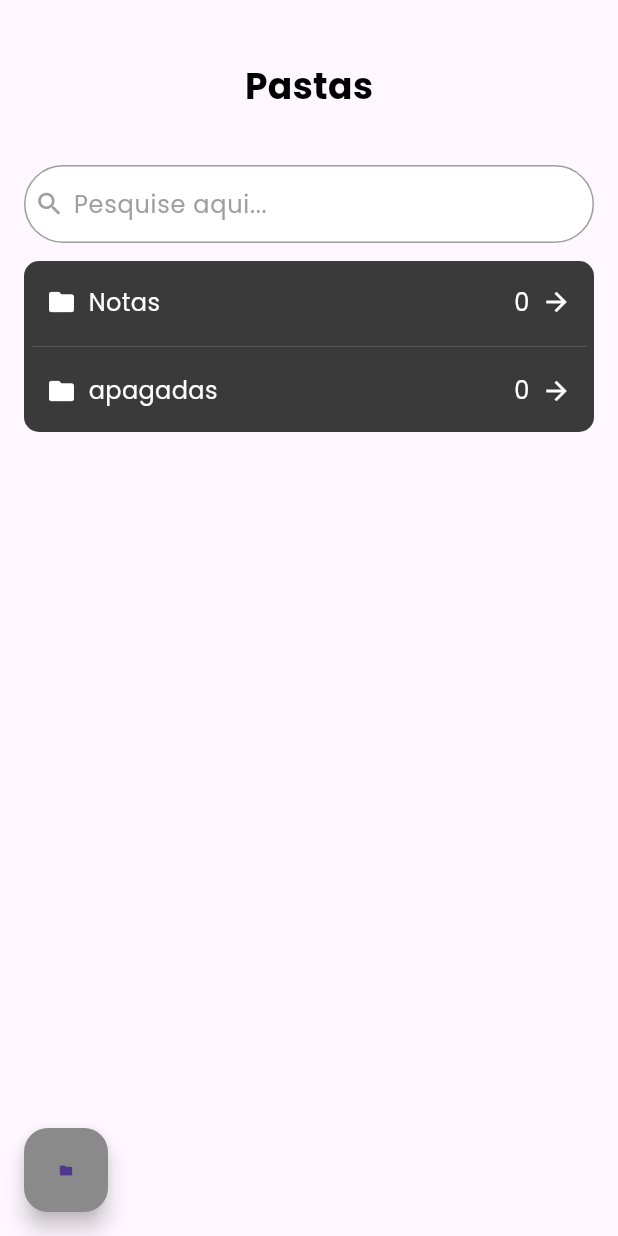
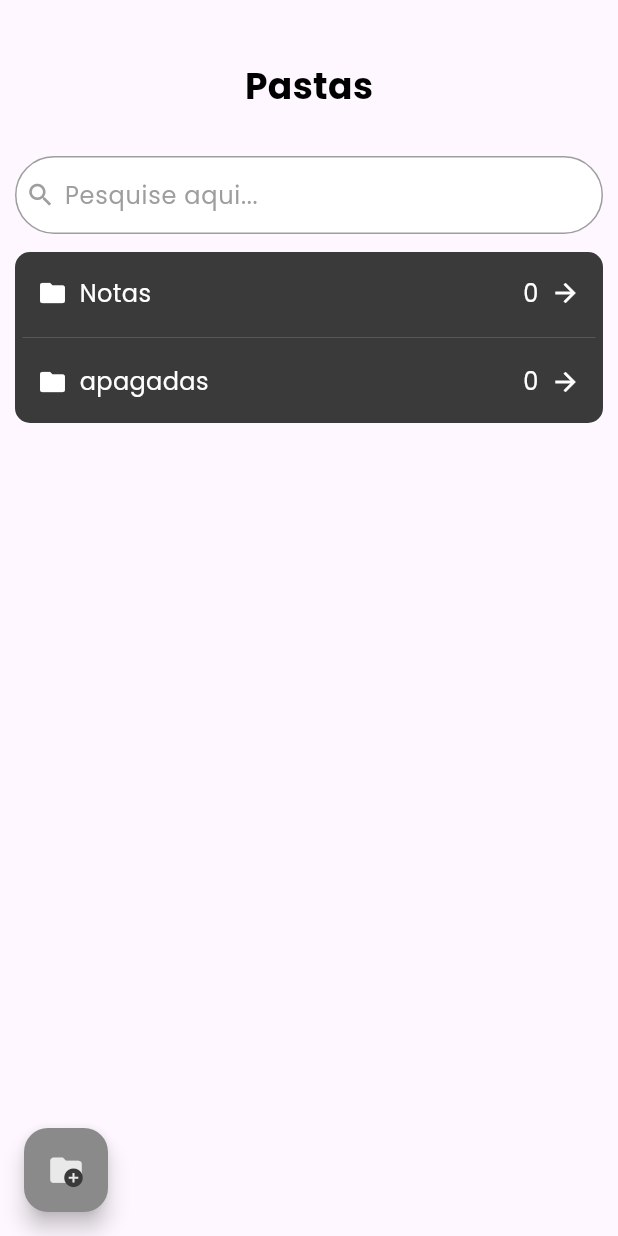
Before and after one commit to DOAgustavo/DOAnotes, a Flutter app: the screen it shows after launch, on a phone screen of 412 x 824 dp. Run offline on Flutter 3.47's test engine with Material 3 defaults, Android fonts, the phone set to English and light mode, and no system bars; our stand-ins replace google_fonts.

Commit message:
melhorando icon

```diff
--- a/lib/screens/home_screen.dart
+++ b/lib/screens/home_screen.dart
@@ -21,8 +21,9 @@ class PastasScreen extends StatelessWidget {
           Column(
             children: [
               Container(
-
-                padding: const EdgeInsets.only(top: 40.0, bottom: 20.0), // Adicione padding para o conteúdo
+                padding: const EdgeInsets.only(
+                    top: 40.0,
+                    bottom: 20.0), // Adicione padding para o conteúdo
                 child: Center(
                   child: Text(
                     'Pastas',
@@ -35,7 +36,7 @@ class PastasScreen extends StatelessWidget {
                 ),
               ),
               Padding(
-                padding: const EdgeInsets.all(16.0),
+                padding: const EdgeInsets.all(10.0),
                 child: Column(
                   crossAxisAlignment: CrossAxisAlignment.start,
                   children: [
@@ -43,14 +44,22 @@ class PastasScreen extends StatelessWidget {
                       controller: _searchController,
                       hintText: 'Pesquise aqui...',
                     ),
-                    SizedBox(height: 12), // Diminuir o espaço entre o botão de pesquisa e o restante do conteúdo
+                    SizedBox(
+                        height:
+                            12), // Diminuir o espaço entre o botão de pesquisa e o restante do conteúdo
                     Container(
                       decoration: BoxDecoration(
                         color: const Color.fromARGB(255, 58, 58, 58),
-                        borderRadius: BorderRadius.circular(10), // Diminuir o borderRadius
+                        borderRadius: BorderRadius.circular(
+                            10), // Diminuir o borderRadius
                       ),
                       child: Padding(
-                        padding: const EdgeInsets.only(top: 6.0, bottom: 6.0, left: 5.0, right: 5.0), // Diminuir o padding superior e inferior
+                        padding: const EdgeInsets.only(
+                            top: 6.0,
+                            bottom: 6.0,
+                            left: 5.0,
+                            right:
+                                5.0), // Diminuir o padding superior e inferior
                         child: Column(
                           crossAxisAlignment: CrossAxisAlignment.start,
                           children: [
--- a/lib/widgets/button/botao_adicionar_arquivo.dart
+++ b/lib/widgets/button/botao_adicionar_arquivo.dart
@@ -13,11 +13,19 @@ class BotaoAdicionarArquivo extends StatelessWidget {
       child: Stack(
         alignment: Alignment.center,
         children: [
-          Icon(Icons.folder, size: 10), // Diminuir o tamanho do ícone
+          Icon(
+            Icons.folder,
+            size: 25,
+            color: const Color.fromARGB(255, 233, 233, 233),
+          ), // Alterar a cor do ícone
           Positioned(
-            left:100,
-            bottom: 100,
-            child: Icon(Icons.add, size: 10), // Diminuir o tamanho do ícone
+            right: 0,
+            bottom: 0,
+            child: Icon(
+              Icons.add_circle,
+              size: 15,
+              color: const Color.fromARGB(255, 58, 58, 58),
+            ), // Alterar a cor do ícone
           ),
         ],
       ),
```
Also changed, not shown: lib/widgets/button/arquivo.dart (+16 -5 lines).
